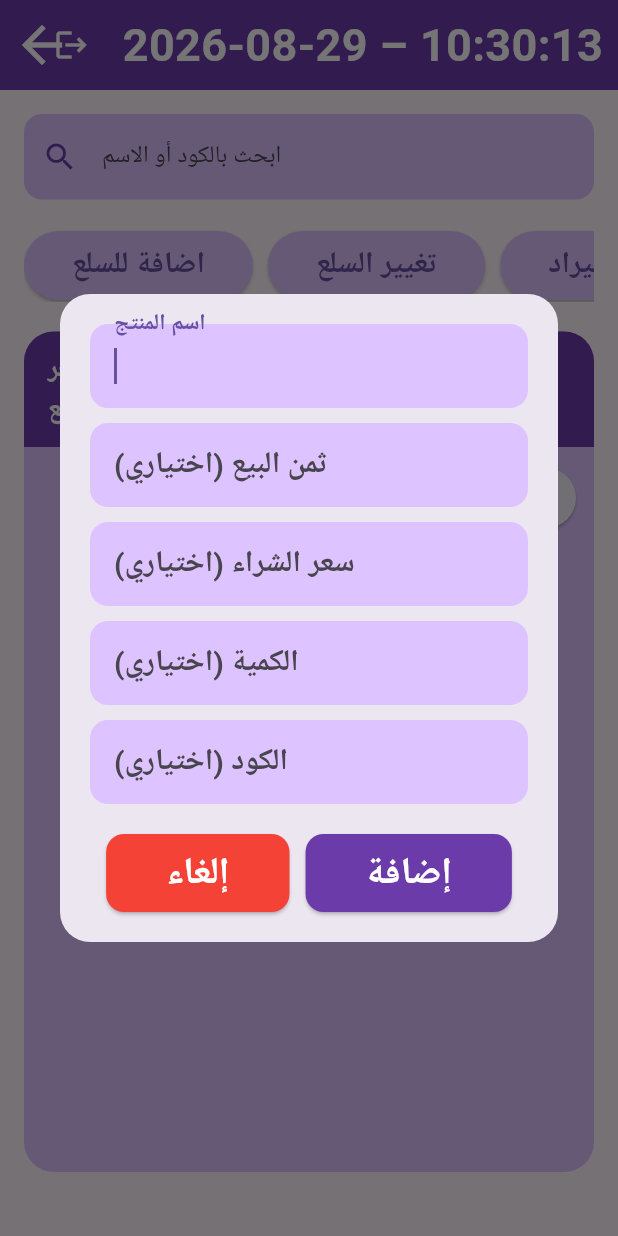
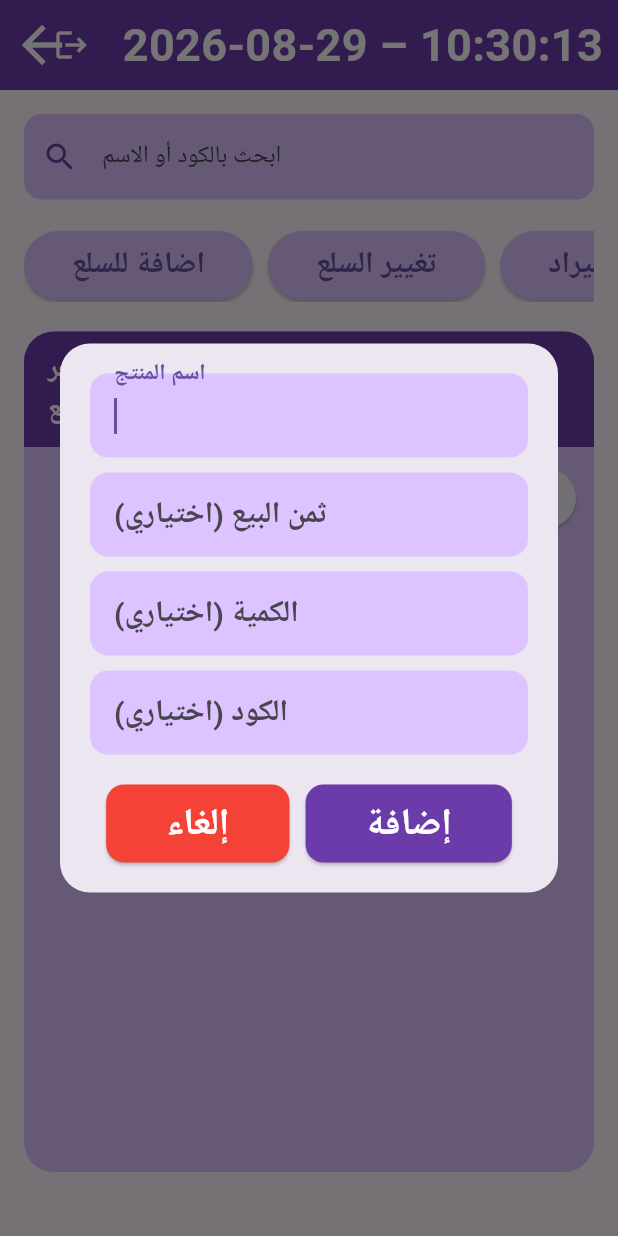
Before and after one commit to RandaBasmalaBenmaiche/simple_pos, a Flutter app: the POSPageStock screen opened directly, after a tap on "اضافة للسلع", on a phone screen of 412 x 824 dp. Run offline on Flutter 3.47's test engine with Material 3 defaults, Android fonts, the phone set to English and light mode, and no system bars; our stand-ins replace bloc, csv, file_picker, flutter_bloc, hive_flutter, pdf and 2 more; missing offline and left inert: dart:html; accounts and stored records are empty.

Commit message:
removed si3r chira2 and made the table a bit bigger

```diff
--- a/simple_pos/lib/components/addProductDialog.dart
+++ b/simple_pos/lib/components/addProductDialog.dart
@@ -10,21 +10,18 @@ Future<void> showAddProductDialog(
   void Function(
     String name,
     String price,
-    String buyingPrice,
     String quantity,
     String code,
   ) onAdd,
 ) {
   final TextEditingController nameController = TextEditingController();
   final TextEditingController priceController = TextEditingController();
-  final TextEditingController buyingPriceController = TextEditingController();
   final TextEditingController quantityController = TextEditingController();
   final TextEditingController codeController = TextEditingController();
   final storeId = context.read<StoreCubit>().state;
   // Focus nodes for moving between fields
   final FocusNode nameFocus = FocusNode();
   final FocusNode priceFocus = FocusNode();
-  final FocusNode buyingPriceFocus = FocusNode();
   final FocusNode quantityFocus = FocusNode();
   final FocusNode codeFocus = FocusNode();
 
@@ -59,7 +56,6 @@ Future<void> showAddProductDialog(
 
     // Use defaults for optional fields
     final price = priceController.text.isEmpty ? '0' : priceController.text;
-    final buyingPrice = buyingPriceController.text.isEmpty ? '0' : buyingPriceController.text;
     final quantity = quantityController.text.isEmpty ? '1' : quantityController.text;
     final code = codeController.text.isEmpty ? '' : codeController.text;
 
@@ -67,7 +63,6 @@ Future<void> showAddProductDialog(
     onAdd(
       nameController.text,
       price,
-      buyingPrice,
       quantity,
       code,
     );
@@ -107,16 +102,6 @@ Future<void> showAddProductDialog(
                     label: "ثمن البيع (اختياري)",
                     controller: priceController,
                     focusNode: priceFocus,
-                    nextFocus: buyingPriceFocus,
-                    keyboardType: TextInputType.number,
-                    numbersOnly: true,
-                    context: context,
-                  ),
-                  const SizedBox(height: 10),
-                  _buildTextField(
-                    label: "سعر الشراء (اختياري)",
-                    controller: buyingPriceController,
-                    focusNode: buyingPriceFocus,
                     nextFocus: quantityFocus,
                     keyboardType: TextInputType.number,
                     numbersOnly: true,
--- a/simple_pos/lib/pages/stock.dart
+++ b/simple_pos/lib/pages/stock.dart
@@ -284,14 +284,14 @@ class _POSPageState extends State<POSPageStock> with RouteAware {
                   CustomActionButton(
                     text: "اضافة للسلع",
                     onPressed: () {
-                      showAddProductDialog(context, (String name, String price, String buyingPrice, String quantity, String code) async {
+                      showAddProductDialog(context, (String name, String price, String quantity, String code) async {
                         await _stockTable.insertRecord(<String, dynamic>{
                           "productName": name,
                           "store_id": store,
                           "productPrice": price.isNotEmpty ? price : null,
                           "productQuantity": quantity.isNotEmpty ? quantity : null,
                           "productCodeBar": code.isNotEmpty ? code : null,
-                          "productBuyingPrice": buyingPrice.isNotEmpty ? buyingPrice : null,
+                          "productBuyingPrice": '0',
                         });
                         await _loadItems(store);
                       });
--- a/simple_pos/lib/pages/vendre.dart
+++ b/simple_pos/lib/pages/vendre.dart
@@ -451,7 +451,7 @@ class _POSPageState extends State<POSPage> {
               ),
               Flexible(
                 child: SizedBox(
-                  height: MediaQuery.of(context).size.height * 0.80,
+                  height: MediaQuery.of(context).size.height * 0.85,
                   child: POSItemsTable(
                     items: items,
                     sellItems: () async => await sellItems(currentStoreId),
```
Also changed, not shown: simple_pos/lib/components/updateProductDialog.dart (+0 -18 lines).
